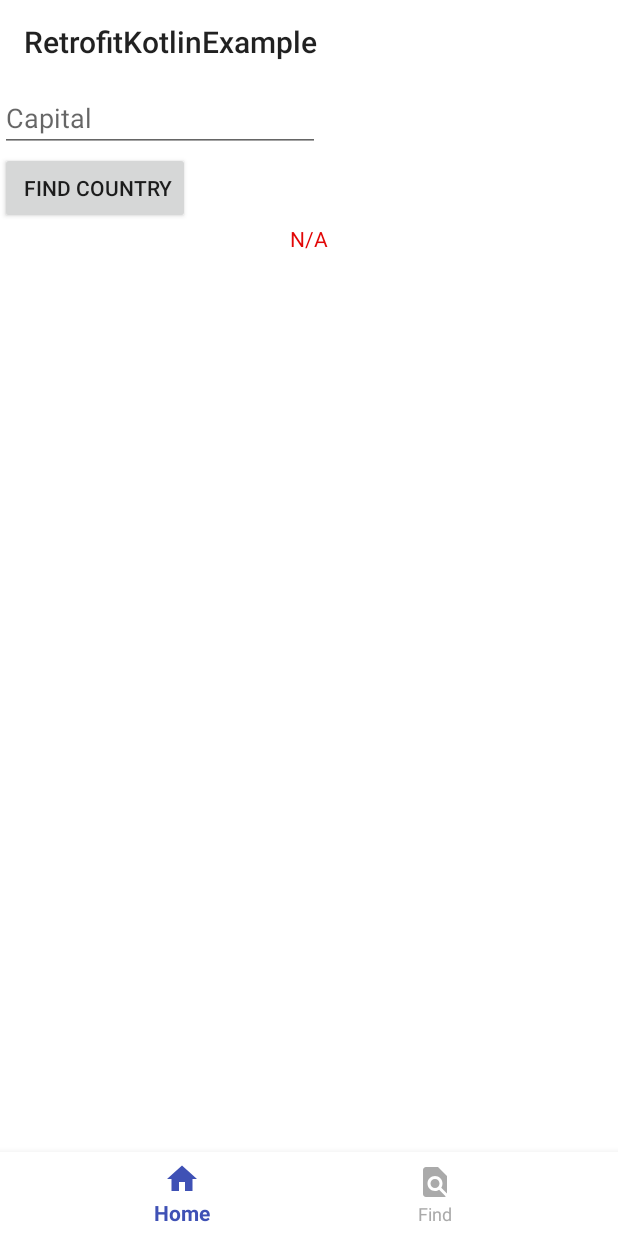
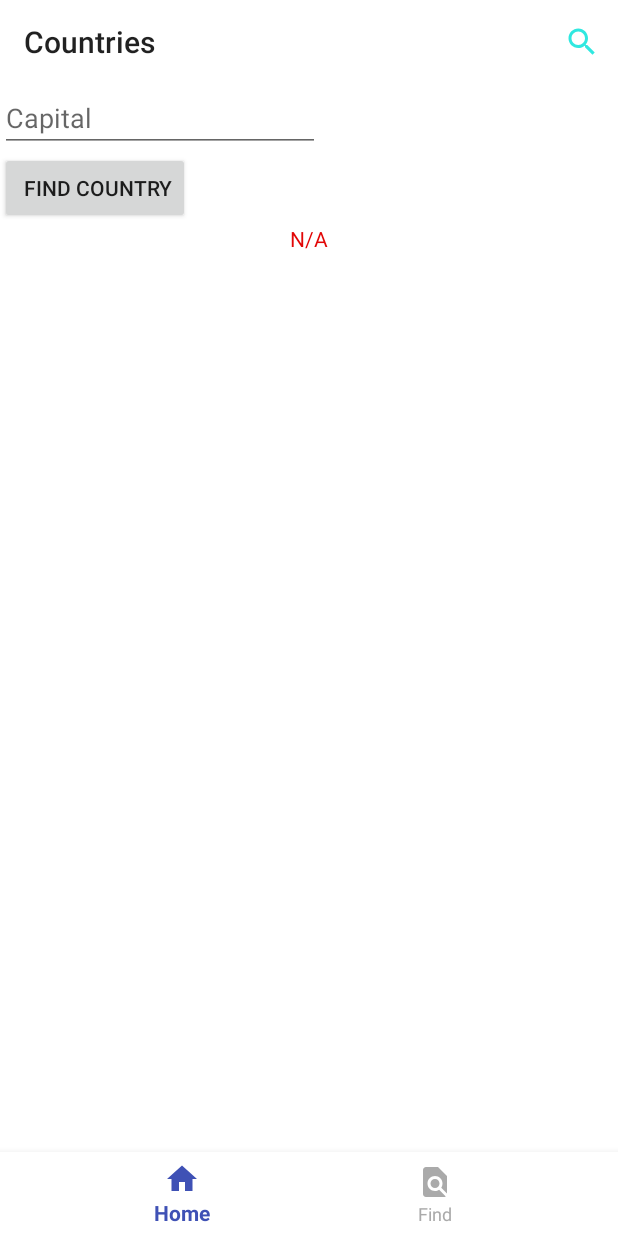
Before and after one commit to Firoz-Hasan/MVVM-DataBinding-LIveData-Retrofit-Coroutines-DependencyInjection-Kotlin, an Android app: the fragment Search_frag placed in its activity, on a phone screen of 412 x 824 dp. Run offline under Robolectric (Android 15) with nearby library versions, the phone set to English and light mode, and no system bars; our stand-ins replace data binding.

```diff
--- a/app/src/main/AndroidManifest.xml
+++ b/app/src/main/AndroidManifest.xml
@@ -7,14 +7,10 @@
     <application
         android:allowBackup="true"
         android:icon="@mipmap/ic_launcher"
-        android:label="@string/app_name"
+        android:label="@string/app_name_1"
         android:roundIcon="@mipmap/ic_launcher_round"
         android:supportsRtl="true"
         android:theme="@style/AppTheme">
-        <activity android:name=".view.AllCountries">
-
-
-        </activity>
         <activity android:name=".view.MainActivity"
             android:theme="@style/Theme.AppCompat.Light.NoActionBar"
             >
--- a/app/src/main/java/com/example/firozhasan/retrofitkotlinexample/view/MainActivity.kt
+++ b/app/src/main/java/com/example/firozhasan/retrofitkotlinexample/view/MainActivity.kt
@@ -9,6 +9,8 @@ import android.view.Menu
 import android.view.MenuItem
 import android.view.View
 import com.example.firozhasan.retrofitkotlinexample.R
+import com.example.firozhasan.retrofitkotlinexample.view.fragments.All_Countries_Frag
+import com.example.firozhasan.retrofitkotlinexample.view.fragments.Search_frag
 
 class MainActivity : AppCompatActivity() {
 
@@ -52,7 +54,7 @@ class MainActivity : AppCompatActivity() {
 
     override fun onCreateOptionsMenu(menu: Menu?): Boolean {
         val inflater = menuInflater
-        //inflater.inflate(R.menu.menu_main, menu)
+        inflater.inflate(R.menu.menu_main, menu)
         //inflater.inflate(R.menu.menu_main, menu)
        // prepareSearchView(menu)
         return true
@@ -61,7 +63,8 @@ class MainActivity : AppCompatActivity() {
     fun prepareAllView() {
         prepareToolBar()
         prepareBottomNavView()
-        allCountriesFrag = All_Countries_Frag()
+        allCountriesFrag =
+            All_Countries_Frag()
         searchFrag = Search_frag()
     }
 
--- a/app/src/main/java/com/example/firozhasan/retrofitkotlinexample/view/All_Countries_Frag.kt
+++ b/app/src/main/java/com/example/firozhasan/retrofitkotlinexample/view/fragments/All_Countries_Frag.kt
@@ -1,4 +1,4 @@
-package com.example.firozhasan.retrofitkotlinexample.view
+package com.example.firozhasan.retrofitkotlinexample.view.fragments
 
 
 import android.arch.lifecycle.Observer
--- a/app/src/main/java/com/example/firozhasan/retrofitkotlinexample/view/Search_frag.kt
+++ b/app/src/main/java/com/example/firozhasan/retrofitkotlinexample/view/fragments/Search_frag.kt
@@ -1,4 +1,4 @@
-package com.example.firozhasan.retrofitkotlinexample.view
+package com.example.firozhasan.retrofitkotlinexample.view.fragments
 
 
 import android.arch.lifecycle.ViewModelProviders
@@ -20,14 +20,12 @@ class Search_frag : Fragment() {
         inflater: LayoutInflater, container: ViewGroup?,
         savedInstanceState: Bundle?
     ): View? {
-        // Inflate the layout for this fragment
-       // return inflater.inflate(R.layout.fragment_search_frag, container, false)
-        val mainViewModel = ViewModelProviders.of(this)
+       val viewModel = ViewModelProviders.of(this)
             .get(CountryViewModel::class.java)
         val binding = DataBindingUtil.inflate<FragmentSearchFragBinding>(inflater,
             R.layout.fragment_search_frag, container, false).apply {
             this.lifecycleOwner = activity
-            this.viewmodel = mainViewModel
+            this.viewmodel = viewModel
         }
         return binding.root
     }
--- /dev/null
+++ b/app/src/main/res/drawable/search_icon.xml
@@ -0,0 +1,5 @@
+<vector android:autoMirrored="true" android:height="24dp"
+    android:tint="#30E8E0" android:viewportHeight="24.0"
+    android:viewportWidth="24.0" android:width="24dp" xmlns:android="http://schemas.android.com/apk/res/android">
+    <path android:fillColor="#FF000000" android:pathData="M15.5,14h-0.79l-0.28,-0.27C15.41,12.59 16,11.11 16,9.5 16,5.91 13.09,3 9.5,3S3,5.91 3,9.5 5.91,16 9.5,16c1.61,0 3.09,-0.59 4.23,-1.57l0.27,0.28v0.79l5,4.99L20.49,19l-4.99,-5zM9.5,14C7.01,14 5,11.99 5,9.5S7.01,5 9.5,5 14,7.01 14,9.5 11.99,14 9.5,14z"/>
+</vector>
--- a/app/src/main/res/layout/all_countries_frag.xml
+++ b/app/src/main/res/layout/all_countries_frag.xml
@@ -16,6 +16,7 @@
     <android.support.constraint.ConstraintLayout
         android:layout_width="match_parent"
         android:layout_height="match_parent"
+        android:background="@color/white"
         >
 
         <android.support.v4.widget.SwipeRefreshLayout
@@ -28,7 +29,6 @@
                 android:id="@+id/countries_RV"
                 android:layout_width="match_parent"
                 android:layout_height="match_parent"
-                android:background="#b2beb5"
                 app:layout_constraintBottom_toBottomOf="parent"
                 app:layout_constraintLeft_toLeftOf="parent"
                 app:layout_constraintRight_toRightOf="parent"
--- /dev/null
+++ b/app/src/main/res/menu/menu_main.xml
@@ -0,0 +1,8 @@
+<menu xmlns:app="http://schemas.android.com/apk/res-auto"
+    xmlns:android="http://schemas.android.com/apk/res/android">
+    <item android:id="@+id/search"
+        android:title="Find Country"
+        android:icon="@drawable/search_icon"
+        app:actionViewClass="android.support.v7.widget.SearchView"
+        app:showAsAction="collapseActionView|ifRoom"/>
+</menu>
--- a/app/src/main/res/values/strings.xml
+++ b/app/src/main/res/values/strings.xml
@@ -1,5 +1,6 @@
 <resources>
     <string name="app_name">RetrofitKotlinExample</string>
+    <string name="app_name_1">Countries</string>
     <string name="hello_blank_fragment">Hello blank fragment</string>
 
 </resources>
```
Also changed, not shown: app/src/main/res/layout/item_card.xml (+8 -15 lines).
